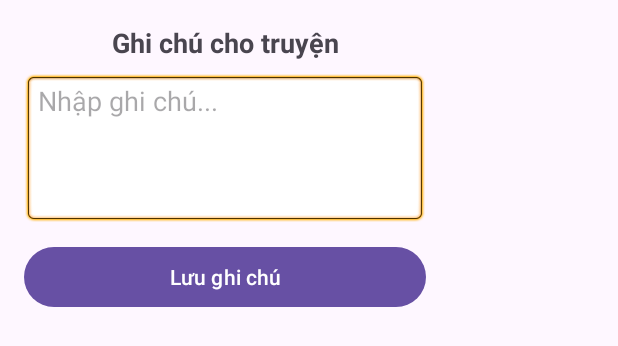
After one commit to FLD-TN/QuanLiTruyen, an Android app: the layout popup_note.xml on its own in the app's theme, with its tools: preview values and no code run, on a phone screen of 412 x 824 dp. The commit adds this screen. Shown: the top 346 px of the screen. Run offline under Robolectric (Android 15) with nearby library versions, the phone set to English and light mode, and no system bars.

Commit message:
feat:update tính năng đánh giá/note cho truyện

```diff
--- /dev/null
+++ b/app/src/main/res/layout/popup_note.xml
@@ -0,0 +1,34 @@
+<?xml version="1.0" encoding="utf-8"?>
+<LinearLayout xmlns:android="http://schemas.android.com/apk/res/android"
+    android:layout_width="300dp"
+    android:layout_height="wrap_content"
+    android:orientation="vertical"
+    android:padding="16dp"
+    android:elevation="4dp">
+
+    <TextView
+        android:id="@+id/tvNoteTitle"
+        android:layout_width="match_parent"
+        android:layout_height="wrap_content"
+        android:text="Ghi chú cho truyện"
+        android:textStyle="bold"
+        android:textSize="18sp"
+        android:gravity="center"
+        android:paddingBottom="8dp"/>
+
+    <EditText
+        android:id="@+id/edtNote"
+        android:layout_width="match_parent"
+        android:layout_height="100dp"
+        android:hint="Nhập ghi chú..."
+        android:gravity="top"
+        android:inputType="textMultiLine"
+        android:background="@android:drawable/editbox_background"/>
+
+    <Button
+        android:id="@+id/btnSaveNote"
+        android:layout_width="match_parent"
+        android:layout_height="wrap_content"
+        android:text="Lưu ghi chú"
+        android:layout_marginTop="12dp"/>
+</LinearLayout>
```
Also changed, not shown: app/src/main/java/com/sinhvien/quanlitruyen/DatabaseHelper.java (+22 -2 lines), app/src/main/java/com/sinhvien/quanlitruyen/adapter/TruyenAdapter.java (+41 -9 lines), app/src/main/java/com/sinhvien/quanlitruyen/model/Truyen.java (+11 -2 lines), app/src/main/res/layout/item_truyen.xml (+12 -2 lines), app/src/main/res/drawable/ic_flag.png (added).
